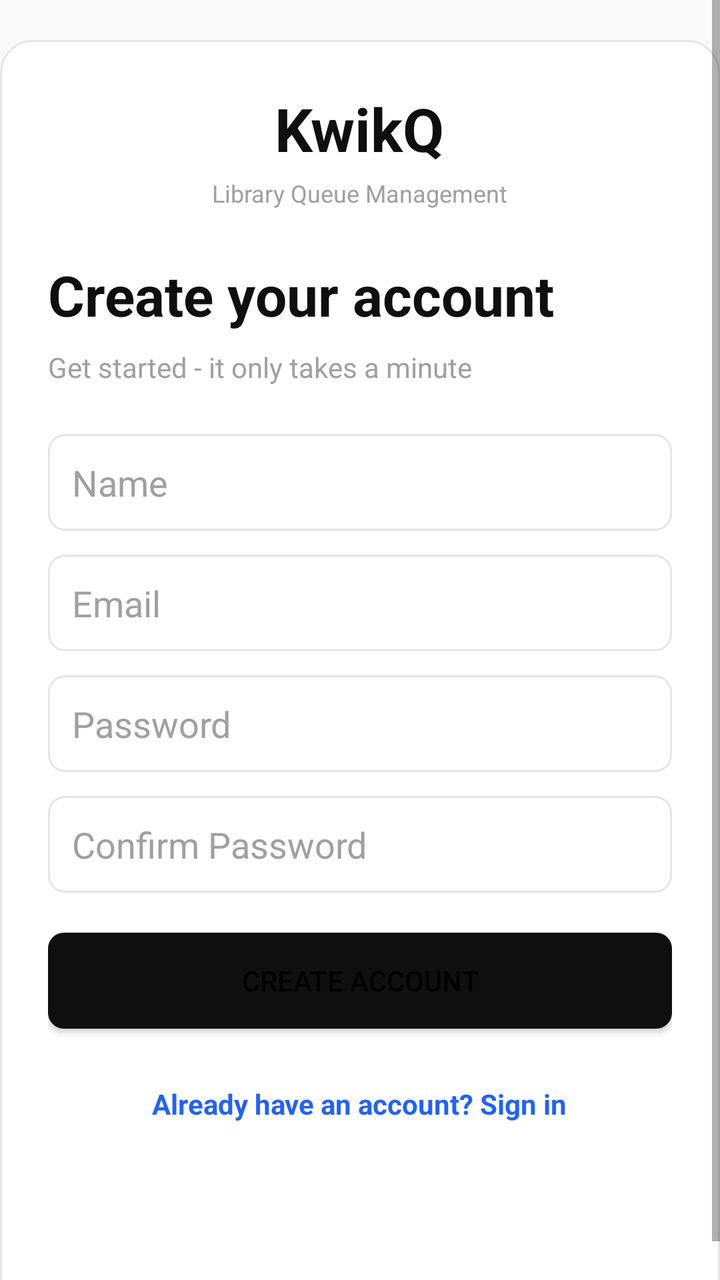
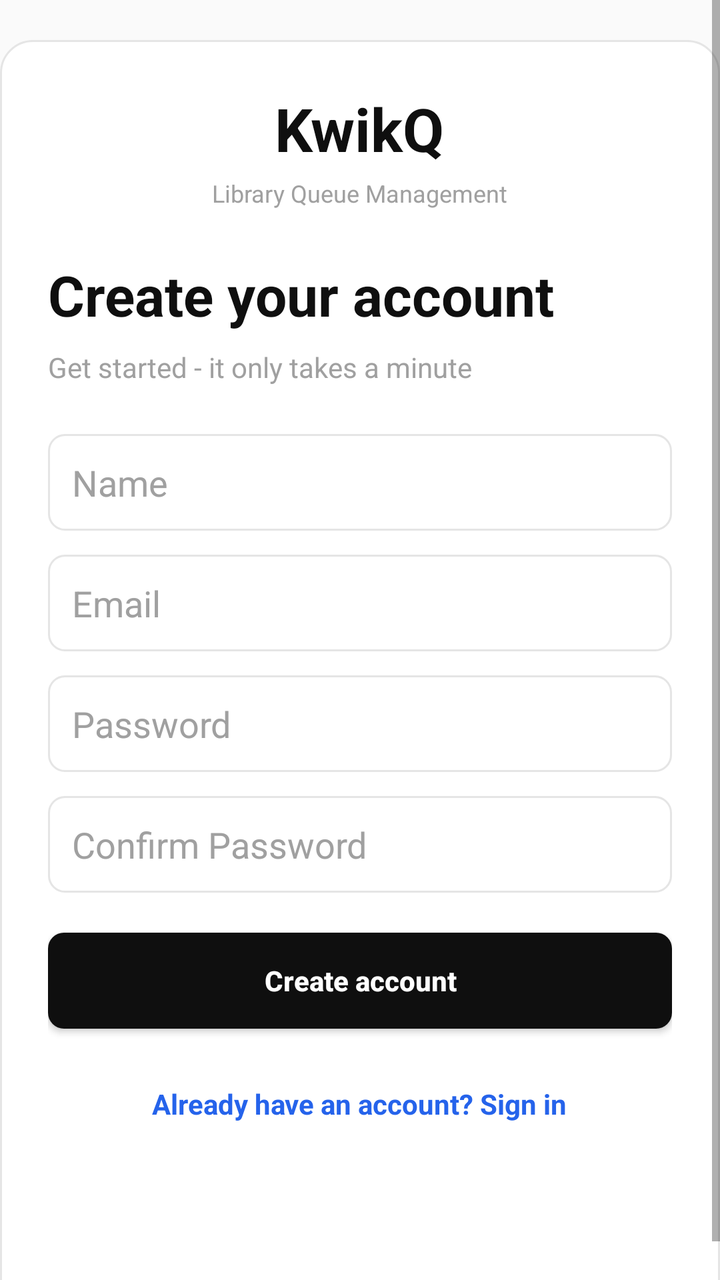

Screens rendered from an Android XML layout before and after an edit, with the pre-edit source and the edit as a unified diff.
<!-- AndroidManifest.xml: activity theme Theme.KwikQ -->
<!-- res/layout/activity_register.xml -->
<?xml version="1.0" encoding="utf-8"?>
<ScrollView xmlns:android="http://schemas.android.com/apk/res/android"
    android:layout_width="match_parent"
    android:layout_height="match_parent"
    android:background="@drawable/bg_auth_screen"
    android:fillViewport="true">

    <LinearLayout
        android:layout_width="match_parent"
        android:layout_height="wrap_content"
        android:layout_margin="20dp"
        android:layout_gravity="center_horizontal"
        android:background="@drawable/bg_auth_card"
        android:orientation="vertical"
        android:padding="24dp">

        <TextView
            android:layout_width="wrap_content"
            android:layout_height="wrap_content"
            android:layout_gravity="center_horizontal"
            android:text="@string/app_name"
            android:textColor="@color/kw_ink"
            android:textSize="30sp"
            android:textStyle="bold" />

        <TextView
            android:layout_width="wrap_content"
            android:layout_height="wrap_content"
            android:layout_gravity="center_horizontal"
            android:layout_marginTop="4dp"
            android:text="@string/brand_subtitle"
            android:textColor="@color/kw_ink_faint"
            android:textSize="12sp" />

        <TextView
            android:layout_width="match_parent"
            android:layout_height="wrap_content"
            android:layout_marginTop="24dp"
            android:text="@string/register_title"
            android:textColor="@color/kw_ink"
            android:textSize="28sp"
            android:textStyle="bold" />

        <TextView
            android:layout_width="match_parent"
            android:layout_height="wrap_content"
            android:layout_marginTop="8dp"
            android:text="@string/register_subtitle"
            android:textColor="@color/kw_ink_faint"
            android:textSize="14sp" />

        <EditText
            android:id="@+id/etName"
            android:layout_width="match_parent"
            android:layout_height="wrap_content"
            android:layout_marginTop="24dp"
            android:autofillHints="name"
            android:background="@drawable/bg_input"
            android:hint="@string/name"
            android:padding="12dp"
            android:textColor="@color/kw_ink"
            android:textColorHint="@color/kw_ink_faint"
            android:inputType="textPersonName" />

        <EditText
            android:id="@+id/etEmail"
            android:layout_width="match_parent"
            android:layout_height="wrap_content"
            android:layout_marginTop="12dp"
            android:autofillHints="emailAddress"
            android:background="@drawable/bg_input"
            android:hint="@string/email"
            android:padding="12dp"
            android:textColor="@color/kw_ink"
            android:textColorHint="@color/kw_ink_faint"
            android:inputType="textEmailAddress" />

        <EditText
            android:id="@+id/etPassword"
            android:layout_width="match_parent"
            android:layout_height="wrap_content"
            android:layout_marginTop="12dp"
            android:autofillHints="password"
            android:background="@drawable/bg_input"
            android:hint="@string/password"
            android:padding="12dp"
            android:textColor="@color/kw_ink"
            android:textColorHint="@color/kw_ink_faint"
            android:inputType="textPassword" />

        <EditText
            android:id="@+id/etConfirmPassword"
            android:layout_width="match_parent"
            android:layout_height="wrap_content"
            android:layout_marginTop="12dp"
            android:autofillHints="password"
            android:background="@drawable/bg_input"
            android:hint="@string/confirm_password"
            android:padding="12dp"
            android:textColor="@color/kw_ink"
            android:textColorHint="@color/kw_ink_faint"
            android:inputType="textPassword" />

        <Button
            android:id="@+id/btnRegister"
            android:layout_width="match_parent"
            android:layout_height="wrap_content"
            android:layout_marginTop="20dp"
            android:background="@drawable/bg_primary_button"
            android:padding="12dp"
            android:text="@string/register" />
            android:textAllCaps="false"
            android:textColor="@color/kw_surface"
            android:textStyle="bold" />

        <ProgressBar
            android:id="@+id/progressRegister"
            android:layout_width="wrap_content"
            android:layout_height="wrap_content"
            android:layout_gravity="center_horizontal"
            android:layout_marginTop="12dp"
            android:visibility="gone" />

        <TextView
            android:id="@+id/tvStatus"
            android:layout_width="match_parent"
            android:layout_height="wrap_content"
            android:layout_marginTop="12dp"
            android:textColor="@color/kw_danger"
            android:visibility="gone" />

        <TextView
            android:id="@+id/tvGoToLogin"
            android:layout_width="wrap_content"
            android:layout_height="wrap_content"
            android:layout_gravity="center_horizontal"
            android:layout_marginTop="28dp"
            android:text="@string/have_account_login"
            android:textColor="@color/kw_accent"
            android:textStyle="bold" />

    </LinearLayout>
</ScrollView>
<!-- resources referenced by this layout -->
<resources>
  <color name="kw_accent">#2563EB</color>
  <color name="kw_danger">#EF4444</color>
  <color name="kw_ink">#0F0F0F</color>
  <color name="kw_ink_faint">#A0A0A0</color>
  <color name="kw_surface">#FFFFFF</color>
  <!-- drawable bg_auth_card (drawable) -->
  <?xml version="1.0" encoding="utf-8"?>
  <shape xmlns:android="http://schemas.android.com/apk/res/android" android:shape="rectangle">
      <solid android:color="@color/kw_surface" />
      <corners android:radius="16dp" />
      <stroke android:width="1dp" android:color="@color/kw_border" />
  </shape>
  <!-- drawable bg_auth_screen (drawable) -->
  <?xml version="1.0" encoding="utf-8"?>
  <shape xmlns:android="http://schemas.android.com/apk/res/android" android:shape="rectangle">
      <solid android:color="@color/kw_bg" />
  </shape>
  <!-- drawable bg_input (drawable) -->
  <?xml version="1.0" encoding="utf-8"?>
  <shape xmlns:android="http://schemas.android.com/apk/res/android" android:shape="rectangle">
      <solid android:color="@color/kw_surface" />
      <corners android:radius="8dp" />
      <stroke android:width="1dp" android:color="@color/kw_border" />
  </shape>
  <!-- drawable bg_primary_button (drawable) -->
  <?xml version="1.0" encoding="utf-8"?>
  <shape xmlns:android="http://schemas.android.com/apk/res/android" android:shape="rectangle">
      <solid android:color="@color/kw_ink" />
      <corners android:radius="8dp" />
  </shape>
  <string name="app_name">KwikQ</string>
  <string name="brand_subtitle">Library Queue Management</string>
  <string name="confirm_password">Confirm Password</string>
  <string name="email">Email</string>
  <string name="have_account_login">Already have an account? Sign in</string>
  <string name="name">Name</string>
  <string name="password">Password</string>
  <string name="register">Create account</string>
  <string name="register_subtitle">Get started - it only takes a minute</string>
  <string name="register_title">Create your account</string>
  <style name="Theme.KwikQ" parent="Theme.AppCompat.Light.NoActionBar" />
  <color name="kw_border">#E5E5E5</color>
  <color name="kw_bg">#FAFAFA</color>
</resources>

<!-- the commit's change to res/layout/activity_register.xml (unified diff, before → after) -->
@@ -108,7 +108,7 @@
             android:layout_marginTop="20dp"
             android:background="@drawable/bg_primary_button"
             android:padding="12dp"
-            android:text="@string/register" />
+            android:text="@string/register"
             android:textAllCaps="false"
             android:textColor="@color/kw_surface"
             android:textStyle="bold" />
